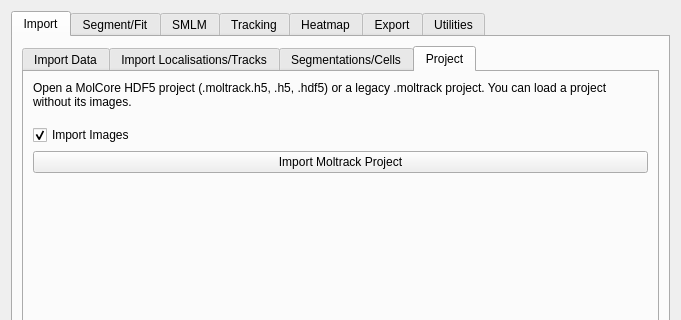
Before: the Qt Designer form src/moltrack/GUI/widget_ui.ui in piedrro/napari-moltrack, drawn with Qt 5; both pictures show x 0 to 681 and y 0 to 320 of the 681 by 876 pixel window.
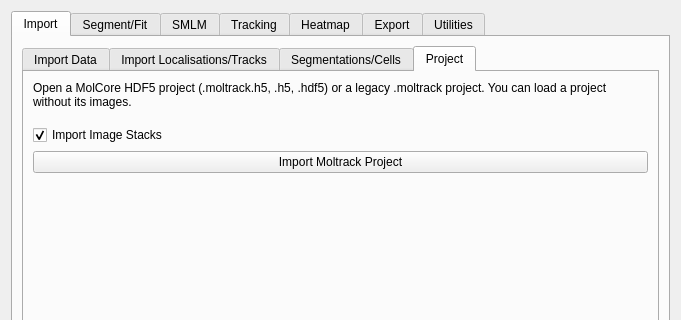
After: the same form once the commit is applied. The open tabs and pages were chosen to show the change.

The edit to the form file:
```diff
--- a/src/moltrack/GUI/widget_ui.ui
+++ b/src/moltrack/GUI/widget_ui.ui
@@ -530,7 +530,7 @@
            <item>
             <widget class="QCheckBox" name="import_project_images">
              <property name="text">
-              <string>Import Images</string>
+              <string>Import Image Stacks</string>
              </property>
              <property name="checked">
               <bool>true</bool>
```
Left out of the diff: 8 changed lines with no effect on the pictures.
